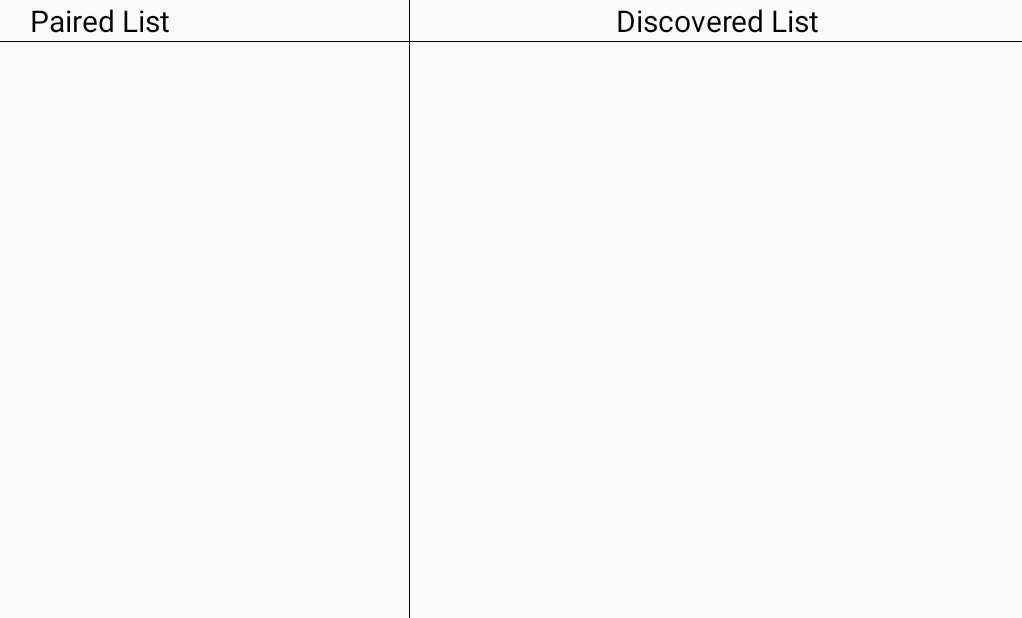
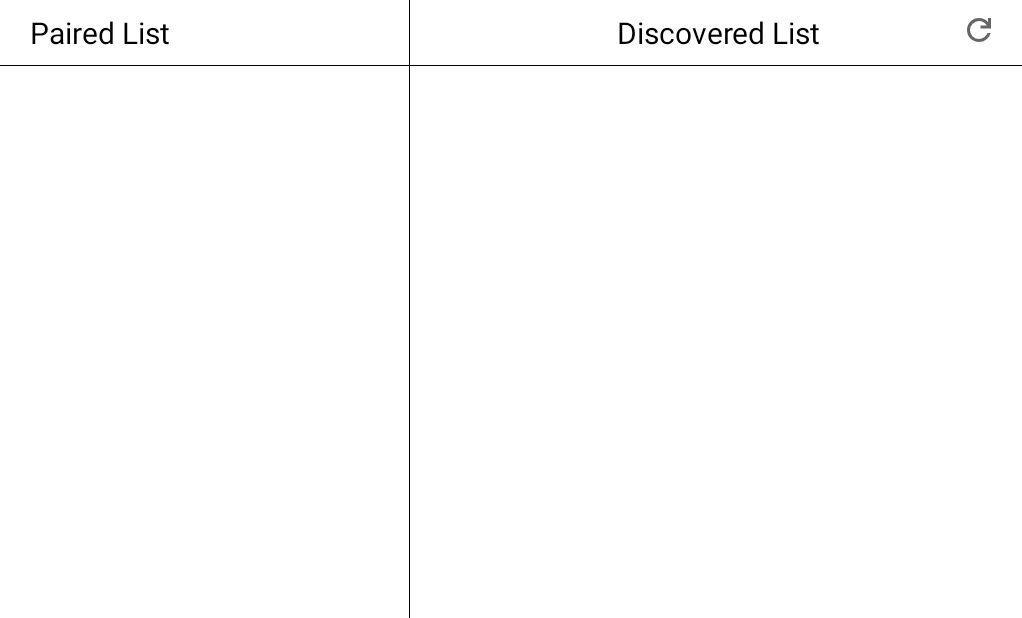
Before and after one commit to HungHuy02/Car-Controll, an Android app: the BluetoothActivity screen opened directly, with no data from a screen before it, on a phone screen of 824 x 412 dp (held sideways). Shown: the whole screen, without its empty margins (209-1231 px from the left). Run offline under Robolectric (Android 15) with nearby library versions, the phone set to English and light mode, and no system bars.

Commit message:
update discovery bluetooth device function

```diff
--- a/App Android/CarControl/app/src/main/java/com/example/carcontrol/BluetoothActivity.java
+++ b/App Android/CarControl/app/src/main/java/com/example/carcontrol/BluetoothActivity.java
@@ -2,6 +2,7 @@ package com.example.carcontrol;
 
 
 import android.Manifest;
+import android.animation.ObjectAnimator;
 import android.bluetooth.BluetoothAdapter;
 import android.bluetooth.BluetoothDevice;
 import android.bluetooth.BluetoothSocket;
@@ -17,6 +18,8 @@ import android.support.annotation.RequiresApi;
 import android.support.v4.app.ActivityCompat;
 import android.support.v7.app.AppCompatActivity;
 import android.widget.ArrayAdapter;
+import android.widget.Button;
+import android.widget.ImageButton;
 import android.widget.ListView;
 import android.widget.Toast;
 
@@ -43,6 +46,10 @@ public class BluetoothActivity extends AppCompatActivity {
 
     private ConnectedThread thread;
 
+    private ImageButton refreshBtn;
+    private Boolean isDiscovery = true;
+
+    private ObjectAnimator objectAnimator;
     private final UUID uuid = UUID.fromString("00001101-0000-1000-8000-00805F9B34FB");
 
 
@@ -51,6 +58,10 @@ public class BluetoothActivity extends AppCompatActivity {
     protected void onCreate(Bundle savedInstanceState) {
         super.onCreate(savedInstanceState);
         setContentView(R.layout.activity_bluetooth);
+
+        refreshBtn = findViewById(R.id.refresh_btn);
+
+
 
         pairedList = findViewById(R.id.pairedList);
         discoveredList = findViewById(R.id.discorveryList);
@@ -89,6 +100,23 @@ public class BluetoothActivity extends AppCompatActivity {
             }
         }
 
+        refreshBtn.setOnClickListener(v -> {
+            if (isDiscovery) {
+                bluetoothAdapter.cancelDiscovery();
+                objectAnimator.cancel();
+            } else {
+                discoveredArrayAdapter.clear();
+                discoveredDevicesList.clear();
+                bluetoothAdapter.startDiscovery();
+                objectAnimator.start();
+            }
+            isDiscovery = !isDiscovery;
+        });
+
+        objectAnimator = ObjectAnimator.ofFloat(refreshBtn, "rotation", 0f, 360f);
+        objectAnimator.setDuration(12000);
+        objectAnimator.setRepeatCount(ObjectAnimator.INFINITE);
+
         IntentFilter filter = new IntentFilter(BluetoothDevice.ACTION_FOUND);
         registerReceiver(receiver, filter);
 
@@ -97,6 +125,7 @@ public class BluetoothActivity extends AppCompatActivity {
             startActivityForResult(enableBtIntent, REQUEST_ENABLE_BT);
         }else {
             fetchDevice();
+            objectAnimator.start();
         }
     }
 
@@ -135,6 +164,7 @@ public class BluetoothActivity extends AppCompatActivity {
         }
         bluetoothAdapter.startDiscovery();
     }
+
     private final BroadcastReceiver receiver = new BroadcastReceiver() {
         public void onReceive(Context context, Intent intent) {
             String action = intent.getAction();
@@ -144,7 +174,6 @@ public class BluetoothActivity extends AppCompatActivity {
                     device = intent.getParcelableExtra(BluetoothDevice.EXTRA_DEVICE, BluetoothDevice.class);
                 }else {
                     device = intent.getParcelableExtra(BluetoothDevice.EXTRA_DEVICE);
-
                 }
 
                 if (Build.VERSION.SDK_INT >= Build.VERSION_CODES.S) {
@@ -157,10 +186,13 @@ public class BluetoothActivity extends AppCompatActivity {
                                 1);
                     }
                 }
-                discoveredArrayAdapter.add(device.getName()
-                        + "\n" + device.getAddress());
-                discoveredDevicesList.add(device);
-                discoveredArrayAdapter.notifyDataSetChanged();
+
+                if(!discoveredDevicesList.contains(device)) {
+                    discoveredDevicesList.add(device);
+                    discoveredArrayAdapter.add(device.getName()
+                            + "\n" + device.getAddress());
+                    discoveredArrayAdapter.notifyDataSetChanged();
+                }
             }
         }
     };
@@ -190,6 +222,7 @@ public class BluetoothActivity extends AppCompatActivity {
                 bluetoothSocket.close();
             } catch (IOException closeException) {
                 // Ignore
+                e.printStackTrace();
             }
         }
     }
@@ -205,8 +238,6 @@ public class BluetoothActivity extends AppCompatActivity {
             if(resultCode == RESULT_OK){
                 showToast("Bluetooth is enabled.");
                 fetchDevice();
-            } else if (resultCode == 300) {
-
             } else {
                 showToast("Bluetooth enabling is canceled.");
                 finish();
--- /dev/null
+++ b/App Android/CarControl/app/src/main/res/drawable/refresh_24px.xml
@@ -0,0 +1,10 @@
+<vector xmlns:android="http://schemas.android.com/apk/res/android"
+    android:width="24dp"
+    android:height="24dp"
+    android:viewportWidth="960"
+    android:viewportHeight="960"
+    android:tint="?attr/colorControlNormal">
+  <path
+      android:fillColor="@android:color/white"
+      android:pathData="M480,800Q346,800 253,707Q160,614 160,480Q160,346 253,253Q346,160 480,160Q549,160 612,188.5Q675,217 720,270L720,160L800,160L800,440L520,440L520,360L688,360Q656,304 600.5,272Q545,240 480,240Q380,240 310,310Q240,380 240,480Q240,580 310,650Q380,720 480,720Q557,720 619,676Q681,632 706,560L790,560Q762,666 676,733Q590,800 480,800Z"/>
+</vector>
--- a/App Android/CarControl/app/src/main/res/layout/activity_bluetooth.xml
+++ b/App Android/CarControl/app/src/main/res/layout/activity_bluetooth.xml
@@ -1,10 +1,12 @@
 <?xml version="1.0" encoding="utf-8"?>
 <LinearLayout xmlns:android="http://schemas.android.com/apk/res/android"
+    xmlns:app="http://schemas.android.com/apk/res-auto"
     android:id="@+id/activity_bluetooth"
     android:layout_width="match_parent"
     android:layout_height="match_parent"
     android:backgroundTintMode="src_in"
-    android:orientation="horizontal">
+    android:orientation="horizontal"
+    android:background="@color/white">
 
     <LinearLayout
         android:layout_width="wrap_content"
@@ -18,7 +20,8 @@
             android:text="Paired List"
             android:textSize="20dp"
             android:textColor="@color/black"
-            android:layout_gravity="center"/>
+            android:layout_gravity="center"
+            android:padding="8dp"/>
 
         <LinearLayout
             android:layout_width="match_parent"
@@ -44,13 +47,35 @@
         android:layout_height="wrap_content"
         android:layout_weight="1"
         android:orientation="vertical">
-        <TextView
-            android:layout_width="wrap_content"
+
+        <android.support.constraint.ConstraintLayout
+            android:layout_width="match_parent"
             android:layout_height="wrap_content"
-            android:text="Discovered List"
-            android:textSize="20dp"
-            android:textColor="@color/black"
-            android:layout_gravity="center"/>
+            android:padding="8dp">
+
+            <TextView
+                android:layout_width="wrap_content"
+                android:layout_height="wrap_content"
+                android:text="Discovered List"
+                android:textSize="20dp"
+                android:textColor="@color/black"
+                app:layout_constraintTop_toTopOf="parent"
+                app:layout_constraintLeft_toLeftOf="parent"
+                app:layout_constraintRight_toRightOf="parent"/>
+
+            <ImageButton
+                android:id="@+id/refresh_btn"
+                android:layout_width="wrap_content"
+                android:layout_height="wrap_content"
+                app:layout_constraintTop_toTopOf="parent"
+                app:layout_constraintRight_toRightOf="parent"
+                android:src="@drawable/refresh_24px"
+                android:background="@color/white"
+                android:layout_marginRight="12dp"
+                android:contentDescription="null"/>
+
+        </android.support.constraint.ConstraintLayout>
+
 
         <LinearLayout
             android:layout_width="match_parent"
```
